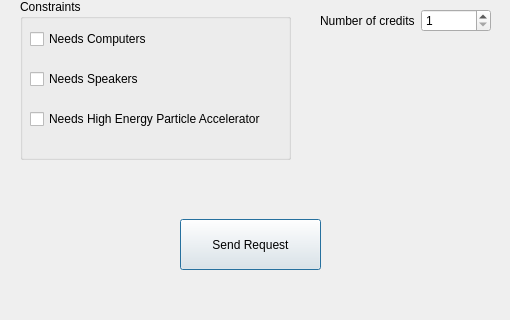
Above: PreRegistrationGui/dialogrequestcourse.ui from ritaaoun/Preregistration before the change; both pictures show x 0 to 510 and y 261 to 581 of the 510 by 581 pixel window. Below: the same form after it.
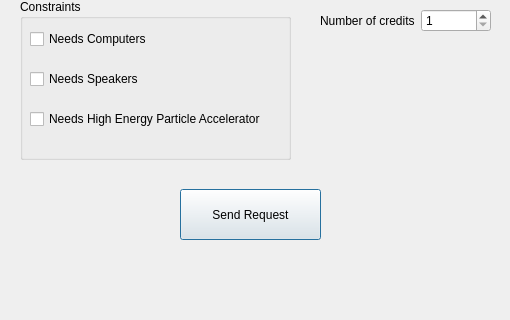
That is the form after the change.

```diff
--- a/PreRegistrationGui/dialogrequestcourse.ui
+++ b/PreRegistrationGui/dialogrequestcourse.ui
@@ -142,7 +142,7 @@
    <property name="geometry">
     <rect>
      <x>180</x>
-     <y>480</y>
+     <y>450</y>
      <width>141</width>
      <height>51</height>
     </rect>
@@ -203,6 +203,19 @@
     </property>
    </widget>
   </widget>
+  <widget class="QLabel" name="labelMessage">
+   <property name="geometry">
+    <rect>
+     <x>30</x>
+     <y>530</y>
+     <width>461</width>
+     <height>16</height>
+    </rect>
+   </property>
+   <property name="text">
+    <string/>
+   </property>
+  </widget>
  </widget>
  <resources/>
  <connections/>
```
Left out of the diff: 2 changed lines with no effect on the pictures.
